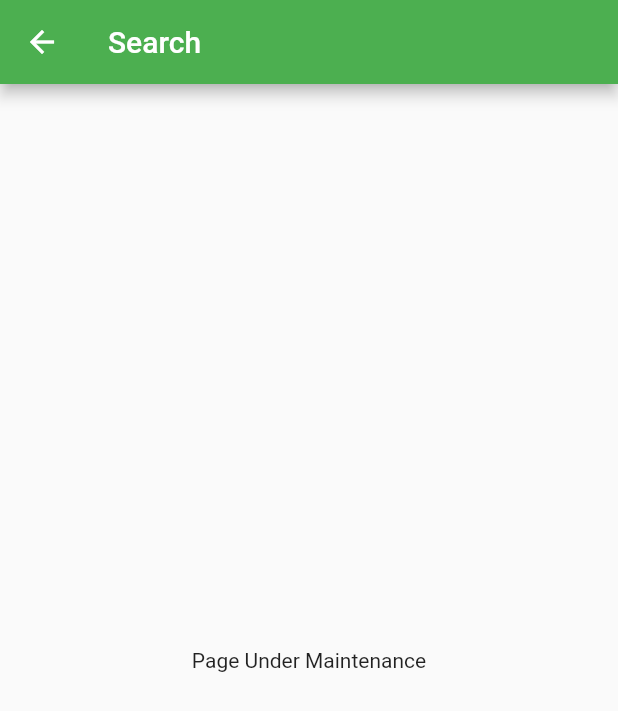
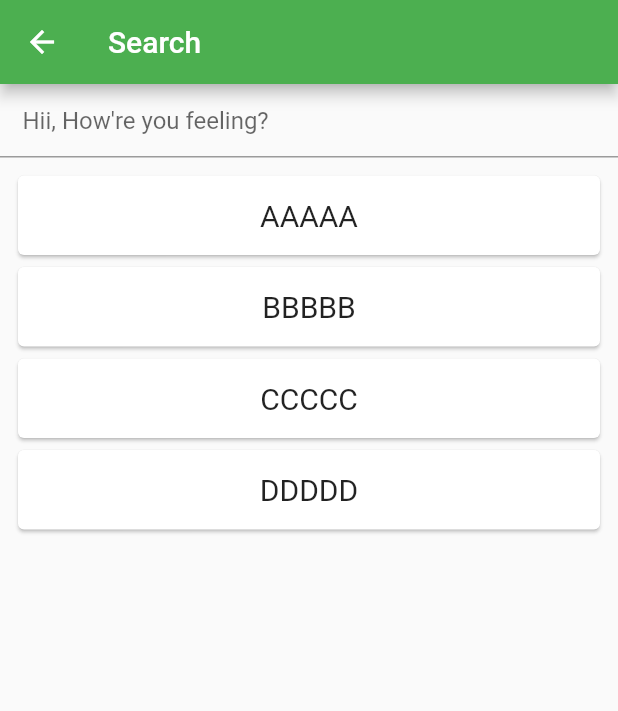
Before and after one commit to GokulDas027/Plant-Identifier, a Flutter app: the PlantSearch screen opened directly, on a phone screen of 412 x 824 dp. Shown: the top 711 px of the screen. Run offline on Flutter 3.47's test engine with Material 2 defaults, Android fonts, the phone set to English and light mode, and no system bars; our stand-ins replace camera; missing offline and left inert: tflite.

Commit message:
listview search sett

```diff
--- a/lib/screen/search.dart
+++ b/lib/screen/search.dart
@@ -5,21 +5,61 @@ class PlantSearch extends StatefulWidget {
 
   @override
   _PlantSearchState createState() => _PlantSearchState();
-
 }
 
 class _PlantSearchState extends State<PlantSearch> {
+  List<String> entries = <String>['AAAAA', 'BBBBB', 'CCCCC', 'DDDDD'];
+  List<String> filterEntries = List();
+
+  @override
+  void initState() {
+    super.initState();
+    filterEntries = entries;
+  }
 
   @override
   Widget build(BuildContext context) {
     return Scaffold(
-      appBar: AppBar(
-        title: Text('Search')
-      ),
-      body: Center(
-        child: Text('Page Under Maintenance'),
+      appBar: AppBar(title: Text('Search')),
+      body: SafeArea(
+        child: Column(
+          children: <Widget>[
+            TextField(
+              decoration: InputDecoration(
+                contentPadding: EdgeInsets.all(15.0),
+                hintText: "Hii, How're you feeling?",
+              ),
+              onChanged: (string) {
+                setState(() {
+                  filterEntries = entries
+                      .where((u) =>
+                          (u.toLowerCase().contains(string.toLowerCase())))
+                      .toList();
+                });
+              },
+            ),
+            Expanded(
+              child: ListView.builder(
+                padding: const EdgeInsets.all(8),
+                itemCount: filterEntries.length,
+                itemBuilder: (BuildContext context, int index) {
+                  return Card(
+                    child: Padding(
+                      padding: const EdgeInsets.all(15),
+                      child: Center(
+                        child: Text(
+                          '${filterEntries[index]}',
+                          style: TextStyle(fontSize: 20),
+                        ),
+                      ),
+                    ),
+                  );
+                },
+              ),
+            ),
+          ],
+        ),
       ),
     );
   }
-
 }
```
